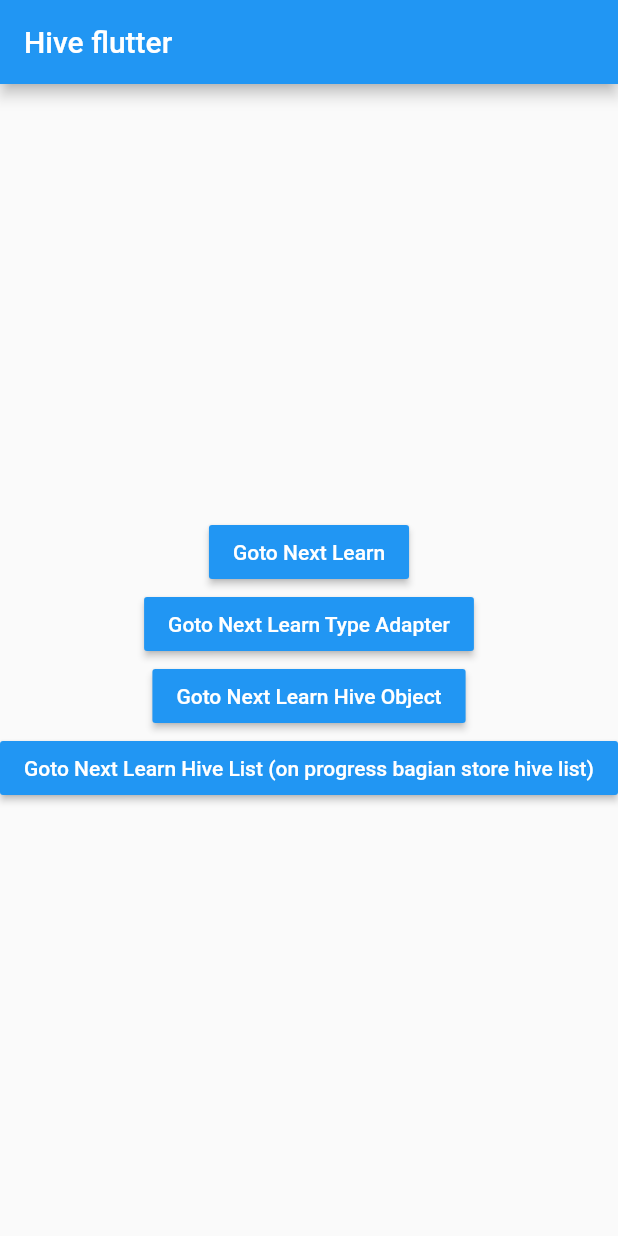
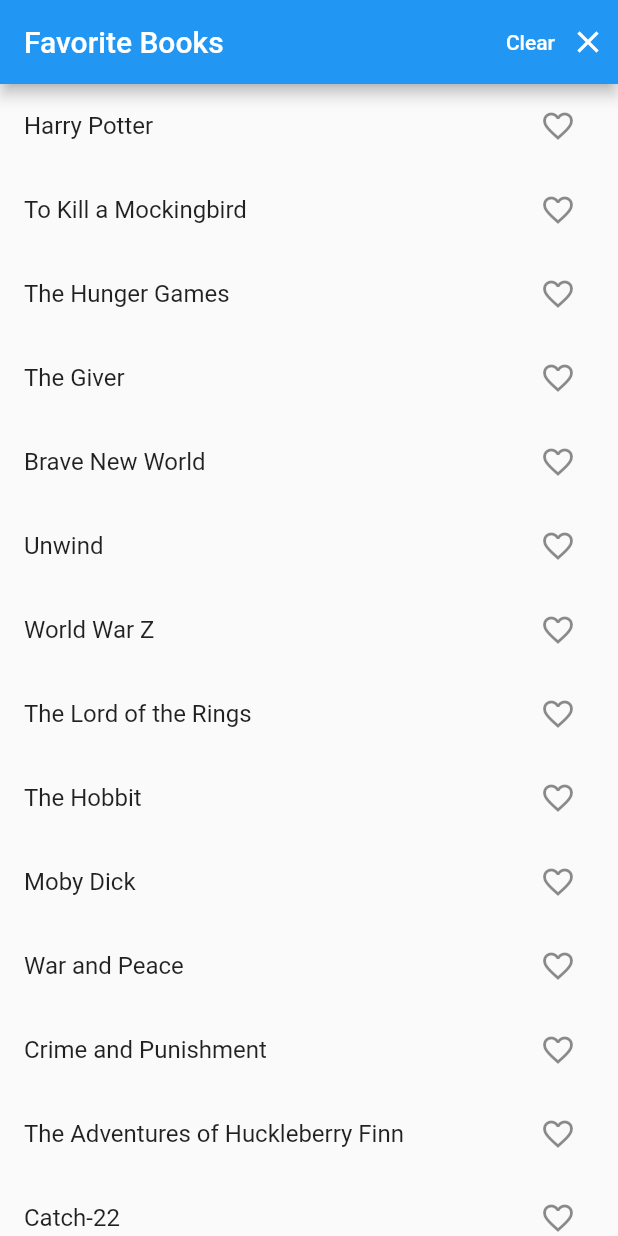
Before and after one commit to fahmi54321/learn_hive_flutter, a Flutter app: the screen it shows after launch, on a phone screen of 412 x 824 dp. Run offline on Flutter 3.47's test engine with Material 2 defaults, Android fonts, the phone set to English and light mode, and no system bars; our stand-ins replace hive_flutter; accounts and stored records are empty.

Commit message:
favorites books hive

```diff
--- /dev/null
+++ b/lib/constants.dart
@@ -0,0 +1,22 @@
+const favoritesBox = 'favorite_books';
+
+const List<String> books = [
+  // book name, index
+  'Harry Potter', // 0
+  'To Kill a Mockingbird', // 1
+  'The Hunger Games', // 2
+  'The Giver', // 3
+  'Brave New World', // 4
+  'Unwind', // 5
+  'World War Z', // 6
+  'The Lord of the Rings', // etc...
+  'The Hobbit',
+  'Moby Dick',
+  'War and Peace',
+  'Crime and Punishment',
+  'The Adventures of Huckleberry Finn',
+  'Catch-22',
+  'The Sound and the Fury',
+  'The Grapes of Wrath',
+  'Heart of Darkness',
+];
--- a/lib/home_page.dart
+++ b/lib/home_page.dart
@@ -1,11 +1,6 @@
-import 'dart:developer';
-
 import 'package:flutter/material.dart';
-import 'package:hive/hive.dart';
-import 'package:learn_hive_flutter/hive_list_example.dart';
-import 'package:learn_hive_flutter/hive_object_example.dart';
-import 'package:learn_hive_flutter/value_listenable_example.dart';
-import 'package:learn_hive_flutter/write_read_object_example.dart';
+import 'package:hive_flutter/hive_flutter.dart';
+import 'package:learn_hive_flutter/constants.dart';
 
 class HomePage extends StatefulWidget {
   const HomePage({super.key});
@@ -15,143 +10,81 @@ class HomePage extends StatefulWidget {
 }
 
 class _HomePageState extends State<HomePage> {
+  //todo 2
+  late Box<String> favoriteBooksBox;
+
+  //todo 3
   @override
   void initState() {
     super.initState();
-
-    init();
+    favoriteBooksBox = Hive.box(favoritesBox);
   }
 
-  init() async {
-    // open box
-    var box = await Hive.openBox('testBox');
-    var lazyBox = await Hive.openLazyBox<String>('lazyBox');
-    var writeNullBox = await Hive.openBox('writeNullBox');
+  //todo 4
+  void onFavoritePress(int index) {
+    if (favoriteBooksBox.containsKey(index)) {
+      favoriteBooksBox.delete(index);
+      return;
+    }
+    favoriteBooksBox.put(index, books[index]);
+  }
 
-    log('box is open : ${box.isOpen}');
+  // todo 5
+  void onClearPress() {
+    favoriteBooksBox.clear();
+  }
 
-    // write
-    await box.put('key', 'name');
-    await box.put('key2', ['nama1', 'nama2', 'nama3']);
-    await box.put(123, 'number key');
-    await box.putAll(
-      {'key3': 'value3.1', 'key4': 'value.3.2'},
-    );
-    var future = lazyBox.put('keyFuture', 'value');
-    writeNullBox.put('keyWriteNullBox', 'value');
-    writeNullBox.put('keyWriteNullBox', null);
-    // writeNullBox.delete('keyWriteNullBox');
+  // todo 6
+  Widget getIcon(int index) {
+    if (favoriteBooksBox.containsKey(index)) {
+      return const Icon(
+        Icons.favorite,
+        color: Colors.red,
+      );
+    }
 
-    // read
-    String name = box.get('key');
-    log('name : $name');
-
-    // read with default value
-    String key1 = box.get('key', defaultValue: 'kosong');
-    List<String> key2 = box.get('key2', defaultValue: 'kosong');
-    String keyNumber = box.get(123, defaultValue: 'kosong');
-    String key3 = box.get('key3', defaultValue: 'kosong');
-    String key4 = box.get('key4', defaultValue: 'kosong');
-    log('key1 : $key1');
-    log('key2 : $key2');
-    log('key3 : $key3');
-    log('keyNumber : $keyNumber');
-    log('key4 : $key4');
-
-    log('keyFuture1 : ${lazyBox.get('keyFuture')}'); // null
-    await future;
-    log('keyFuture2 : ${lazyBox.get('keyFuture')}'); // not null
-
-    // is put null = keyWriteNullBox : true
-    // is delete = keyWriteNullBox : false
-    log('keyWriteNullBox : ${writeNullBox.containsKey('keyWriteNullBox')}');
-
-    // close
-    // await box.close();
-
-    log('box is open : ${box.isOpen}');
+    return const Icon(Icons.favorite_border);
   }
 
   @override
   Widget build(BuildContext context) {
     return Scaffold(
       appBar: AppBar(
-        title: const Text('Hive flutter'),
-      ),
-      body: Column(
-        mainAxisAlignment: MainAxisAlignment.center,
-        crossAxisAlignment: CrossAxisAlignment.center,
-        children: [
-          MaterialButton(
-            color: Theme.of(context).colorScheme.primary,
-            onPressed: () {
-              Navigator.push(
-                context,
-                MaterialPageRoute(
-                  builder: (context) => ValueListenableExample(),
+        title: const Text('Favorite Books'),
+        actions: [
+          TextButton(
+            onPressed: onClearPress,
+            child: Row(
+              children: const [
+                Text(
+                  'Clear',
+                  style: TextStyle(color: Colors.white),
                 ),
-              );
-            },
-            child: Text(
-              'Goto Next Learn',
-              style: TextStyle(
-                color: Theme.of(context).colorScheme.onPrimary,
-              ),
-            ),
-          ),
-          MaterialButton(
-            color: Theme.of(context).colorScheme.primary,
-            onPressed: () {
-              Navigator.push(
-                context,
-                MaterialPageRoute(
-                  builder: (context) => WriteAndReadObjectExample(),
-                ),
-              );
-            },
-            child: Text(
-              'Goto Next Learn Type Adapter',
-              style: TextStyle(
-                color: Theme.of(context).colorScheme.onPrimary,
-              ),
-            ),
-          ),
-          MaterialButton(
-            color: Theme.of(context).colorScheme.primary,
-            onPressed: () {
-              Navigator.push(
-                context,
-                MaterialPageRoute(
-                  builder: (context) => HiveObjectExample(),
-                ),
-              );
-            },
-            child: Text(
-              'Goto Next Learn Hive Object',
-              style: TextStyle(
-                color: Theme.of(context).colorScheme.onPrimary,
-              ),
-            ),
-          ),
-          MaterialButton(
-            color: Theme.of(context).colorScheme.primary,
-            onPressed: () {
-              Navigator.push(
-                context,
-                MaterialPageRoute(
-                  builder: (context) => HiveListExample(),
-                ),
-              );
-            },
-            child: Text(
-              'Goto Next Learn Hive List (on progress bagian store hive list)',
-              style: TextStyle(
-                color: Theme.of(context).colorScheme.onPrimary,
-              ),
+                SizedBox(width: 10.0),
+                Icon(Icons.clear, color: Colors.white),
+              ],
             ),
           ),
         ],
       ),
+      //todo 7 (finish)
+      body: ValueListenableBuilder(
+        valueListenable: favoriteBooksBox.listenable(),
+        builder: (BuildContext context, Box<String> box, _) {
+          return ListView.builder(
+            itemCount: books.length,
+            itemBuilder: (BuildContext context, int index) {
+              return ListTile(
+                title: Text(books[index]),
+                trailing: IconButton(
+                  onPressed: () => onFavoritePress(index),
+                  icon: getIcon(index),
+                ),
+              );
+            },
+          );
+        },
+      ),
     );
   }
 }
--- a/lib/main.dart
+++ b/lib/main.dart
@@ -1,16 +1,19 @@
 import 'package:flutter/material.dart';
+import 'package:hive_flutter/hive_flutter.dart';
+import 'package:learn_hive_flutter/constants.dart';
 import 'package:learn_hive_flutter/home_page.dart';
-import 'package:hive_flutter/hive_flutter.dart';
 
 void main() async {
+  //todo 1 inisialisasi (next home_page.dart)
   await Hive.initFlutter();
+  await Hive.openBox<String>(favoritesBox);
+
   runApp(const MyApp());
 }
 
 class MyApp extends StatelessWidget {
   const MyApp({super.key});
 
-  // This widget is the root of your application.
   @override
   Widget build(BuildContext context) {
     return MaterialApp(
@@ -18,7 +21,7 @@ class MyApp extends StatelessWidget {
       theme: ThemeData(
         primarySwatch: Colors.blue,
       ),
-      home: HomePage(),
+      home: const HomePage(),
     );
   }
 }
```
Also changed, not shown: lib/hive_list_example.dart (deleted, +0 -63 lines), lib/hive_object_example.dart (deleted, +0 -45 lines), lib/models/hewan.dart (deleted, +0 -27 lines), lib/models/person.dart (deleted, +0 -12 lines), lib/models/user.dart (deleted, +0 -23 lines), lib/value_listenable_example.dart (deleted, +0 -54 lines), lib/write_read_object_example.dart (deleted, +0 -47 lines), lib/models/hewan.g.dart (deleted), lib/models/person.g.dart (deleted), lib/models/user.g.dart (deleted).
